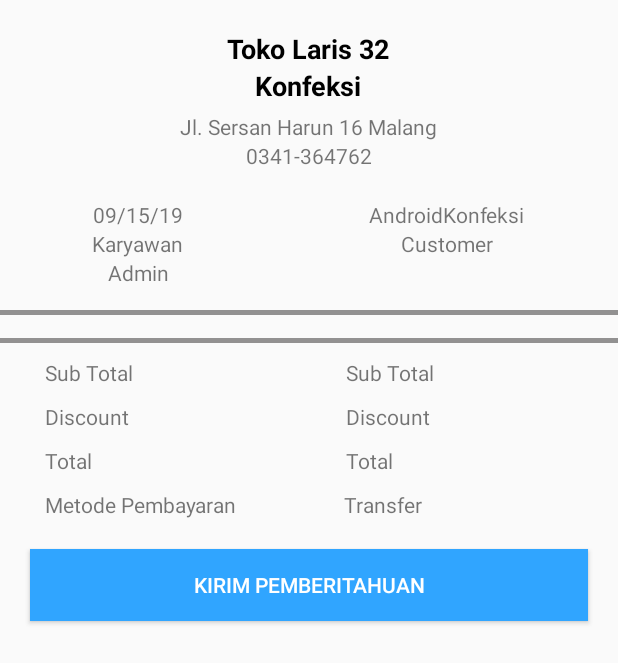
After one commit to TryLuthfi/AndroidKonfeksi, an Android app: the notakecil screen opened directly, with no data from a screen before it, on a phone screen of 412 x 824 dp. The commit adds this screen. Shown: the top 663 px of the screen. Run offline under Robolectric (Android 15) with nearby library versions, the phone set to English and light mode, and no system bars.

Commit message:
notakecil

```diff
--- a/app/src/main/AndroidManifest.xml
+++ b/app/src/main/AndroidManifest.xml
@@ -14,7 +14,8 @@
         android:roundIcon="@mipmap/ic_launcher_round"
         android:supportsRtl="true"
         android:theme="@style/AppTheme">
-        <activity android:name=".TambahPembelian"></activity>
+        <activity android:name=".notakecil"></activity>
+        <activity android:name=".TambahPembelian" />
         <activity android:name=".TambahPenjualan" />
         <activity android:name=".DashBoard">
             <intent-filter>
--- /dev/null
+++ b/app/src/main/java/indonesia/konfeksi/com/androidkonfeksi/notakecil.java
@@ -0,0 +1,13 @@
+package indonesia.konfeksi.com.androidkonfeksi;
+
+import android.support.v7.app.AppCompatActivity;
+import android.os.Bundle;
+
+public class notakecil extends AppCompatActivity {
+
+    @Override
+    protected void onCreate(Bundle savedInstanceState) {
+        super.onCreate(savedInstanceState);
+        setContentView(R.layout.activity_notakecil);
+    }
+}
--- /dev/null
+++ b/app/src/main/res/layout/activity_notakecil.xml
@@ -0,0 +1,204 @@
+<?xml version="1.0" encoding="utf-8"?>
+<LinearLayout xmlns:android="http://schemas.android.com/apk/res/android"
+    xmlns:app="http://schemas.android.com/apk/res-auto"
+    xmlns:tools="http://schemas.android.com/tools"
+    android:layout_width="match_parent"
+    android:layout_height="match_parent"
+    android:orientation="vertical"
+    tools:context=".notakecil">
+
+    <LinearLayout
+        android:layout_width="match_parent"
+        android:layout_height="wrap_content"
+        android:orientation="vertical"
+        android:layout_marginTop="20dp"
+        android:gravity="center">
+
+        <TextView
+            android:layout_width="wrap_content"
+            android:layout_height="wrap_content"
+            android:text="Toko Laris 32"
+            android:textStyle="bold"
+            android:textColor="#000"
+            android:textSize="18dp"/>
+
+        <TextView
+            android:layout_width="wrap_content"
+            android:layout_height="wrap_content"
+            android:text="Konfeksi"
+            android:textColor="#000"
+            android:textSize="18dp"
+            android:textStyle="bold"/>
+
+        <TextView
+            android:layout_width="wrap_content"
+            android:layout_height="wrap_content"
+            android:text="Jl. Sersan Harun 16 Malang"
+            android:layout_marginTop="5dp"/>
+
+        <TextView
+            android:layout_width="wrap_content"
+            android:layout_height="wrap_content"
+            android:text="0341-364762"/>
+
+    </LinearLayout>
+
+    <LinearLayout
+        android:layout_width="match_parent"
+        android:layout_height="wrap_content"
+        android:layout_marginTop="20dp"
+        android:orientation="horizontal">
+
+        <LinearLayout
+            android:layout_width="wrap_content"
+            android:layout_height="wrap_content"
+            android:gravity="center"
+            android:orientation="vertical"
+            android:layout_weight="1">
+
+            <TextView
+                android:layout_width="wrap_content"
+                android:layout_height="wrap_content"
+                android:text="09/15/19"/>
+
+            <TextView
+                android:layout_width="wrap_content"
+                android:layout_height="wrap_content"
+                android:text="Karyawan"/>
+
+            <TextView
+                android:layout_width="wrap_content"
+                android:layout_height="wrap_content"
+                android:text="Admin"/>
+        </LinearLayout>
+
+        <LinearLayout
+            android:layout_width="wrap_content"
+            android:layout_height="wrap_content"
+            android:orientation="vertical"
+            android:gravity="center"
+            android:layout_weight="1">
+
+            <TextView
+                android:layout_width="wrap_content"
+                android:layout_height="wrap_content"
+                android:text="@string/app_name"/>
+
+            <TextView
+                android:layout_width="wrap_content"
+                android:layout_height="wrap_content"
+                android:text="Customer"/>
+        </LinearLayout>
+
+    </LinearLayout>
+
+    <LinearLayout
+        android:layout_width="match_parent"
+        android:layout_marginTop="15dp"
+        android:layout_height="3dp"
+        android:background="#FF929191"></LinearLayout>
+
+    <LinearLayout
+        android:layout_width="match_parent"
+        android:layout_marginTop="15dp"
+        android:layout_height="3dp"
+        android:background="#FF929191"></LinearLayout>
+
+    <LinearLayout
+        android:layout_width="match_parent"
+        android:layout_height="wrap_content"
+        android:layout_marginTop="10dp"
+        android:orientation="horizontal">
+
+        <TextView
+            android:layout_width="wrap_content"
+            android:layout_height="wrap_content"
+            android:text="Sub Total"
+            android:layout_marginLeft="30dp"
+            android:layout_weight="1"/>
+
+        <TextView
+            android:layout_width="wrap_content"
+            android:layout_height="wrap_content"
+            android:text="Sub Total"
+            android:layout_marginLeft="20dp"
+            android:layout_weight="1"/>
+
+    </LinearLayout>
+
+    <LinearLayout
+        android:layout_width="match_parent"
+        android:layout_height="wrap_content"
+        android:layout_marginTop="10dp"
+        android:orientation="horizontal">
+
+        <TextView
+            android:layout_width="wrap_content"
+            android:layout_height="wrap_content"
+            android:text="Discount"
+            android:layout_marginLeft="30dp"
+            android:layout_weight="1"/>
+
+        <TextView
+            android:layout_width="wrap_content"
+            android:layout_height="wrap_content"
+            android:text="Discount"
+            android:layout_marginLeft="20dp"
+            android:layout_weight="1"/>
+
+    </LinearLayout>
+
+    <LinearLayout
+        android:layout_width="match_parent"
+        android:layout_height="wrap_content"
+        android:layout_marginTop="10dp"
+        android:orientation="horizontal">
+
+        <TextView
+            android:layout_width="wrap_content"
+            android:layout_height="wrap_content"
+            android:text="Total"
+            android:layout_marginLeft="30dp"
+            android:layout_weight="1"/>
+
+        <TextView
+            android:layout_width="wrap_content"
+            android:layout_height="wrap_content"
+            android:text="Total"
+            android:layout_marginLeft="20dp"
+            android:layout_weight="1"/>
+
+    </LinearLayout>
+
+    <LinearLayout
+        android:layout_width="match_parent"
+        android:layout_height="wrap_content"
+        android:layout_marginTop="10dp"
+        android:orientation="horizontal">
+
+        <TextView
+            android:layout_width="wrap_content"
+            android:layout_height="wrap_content"
+            android:text="Metode Pembayaran"
+            android:layout_marginLeft="30dp"
+            android:layout_weight="1"/>
+
+        <TextView
+            android:layout_width="wrap_content"
+            android:layout_height="wrap_content"
+            android:text="Transfer"
+            android:layout_marginLeft="20dp"
+            android:layout_weight="2.5"/>
+
+    </LinearLayout>
+
+    <Button
+        android:layout_width="match_parent"
+        android:layout_height="wrap_content"
+        android:text="kirim pemberitahuan"
+        android:textColor="#fff"
+        android:layout_marginHorizontal="20dp"
+        android:layout_marginTop="20dp"
+        android:background="#30a5ff"/>
+
+</LinearLayout>
--- a/app/src/main/res/layout/activity_tambah_pembelian.xml
+++ b/app/src/main/res/layout/activity_tambah_pembelian.xml
@@ -57,7 +57,7 @@
                         android:layout_gravity="center"
                         android:text="Supplier"
                         android:textColor="#31708f"
-                        android:textSize="13sp" />
+                        android:textSize="14sp" />
 
                     <LinearLayout
                         android:layout_width="170dp"
--- a/app/src/main/res/layout/activity_tambah_penjualan.xml
+++ b/app/src/main/res/layout/activity_tambah_penjualan.xml
@@ -494,6 +494,12 @@
 
                 </LinearLayout>
 
+                <HorizontalScrollView
+                    android:layout_width="match_parent"
+                    android:layout_height="match_parent">
+
+                </HorizontalScrollView>
+
                 <LinearLayout
                     android:id="@+id/hold"
                     android:layout_width="match_parent"
--- /dev/null
+++ b/app/src/main/res/layout/notakecil_item.xml
@@ -0,0 +1,55 @@
+<?xml version="1.0" encoding="utf-8"?>
+<LinearLayout
+    xmlns:android="http://schemas.android.com/apk/res/android"
+    android:layout_width="match_parent"
+    android:layout_height="wrap_content"
+    android:padding="12dp"
+    android:gravity="center"
+    android:orientation="horizontal">
+
+    <LinearLayout
+        android:layout_width="match_parent"
+        android:layout_height="wrap_content"
+        android:layout_weight="1"
+        android:gravity="center"
+        android:orientation="vertical">
+
+        <TextView
+            android:layout_width="wrap_content"
+            android:layout_height="wrap_content"
+            android:text="B Extra 500 Y"/>
+
+        <LinearLayout
+            android:layout_width="wrap_content"
+            android:layout_height="wrap_content"
+            android:orientation="horizontal">
+
+            <TextView
+                android:layout_width="wrap_content"
+                android:layout_height="wrap_content"
+                android:text="7"/>
+
+            <TextView
+                android:layout_width="wrap_content"
+                android:layout_height="wrap_content"
+                android:text="x"/>
+
+            <TextView
+                android:layout_width="wrap_content"
+                android:layout_height="wrap_content"
+                android:text="1500"/>
+        </LinearLayout>
+    </LinearLayout>
+
+    <LinearLayout
+        android:layout_width="match_parent"
+        android:gravity="center"
+        android:layout_height="wrap_content"
+        android:layout_weight="1">
+
+        <TextView
+            android:layout_width="wrap_content"
+            android:layout_height="wrap_content"
+            android:text="Rp. 72.000"/>
+    </LinearLayout>
+</LinearLayout>
--- a/app/src/main/res/values/styles.xml
+++ b/app/src/main/res/values/styles.xml
@@ -1,7 +1,7 @@
 <resources>
 
     <!-- Base application theme. -->
-    <style name="AppTheme" parent="Theme.AppCompat.Light.DarkActionBar">
+    <style name="AppTheme" parent="Theme.AppCompat.Light.NoActionBar">
         <!-- Customize your theme here. -->
         <item name="colorPrimary">@color/colorPrimary</item>
         <item name="colorPrimaryDark">@color/colorPrimaryDark</item>
```
